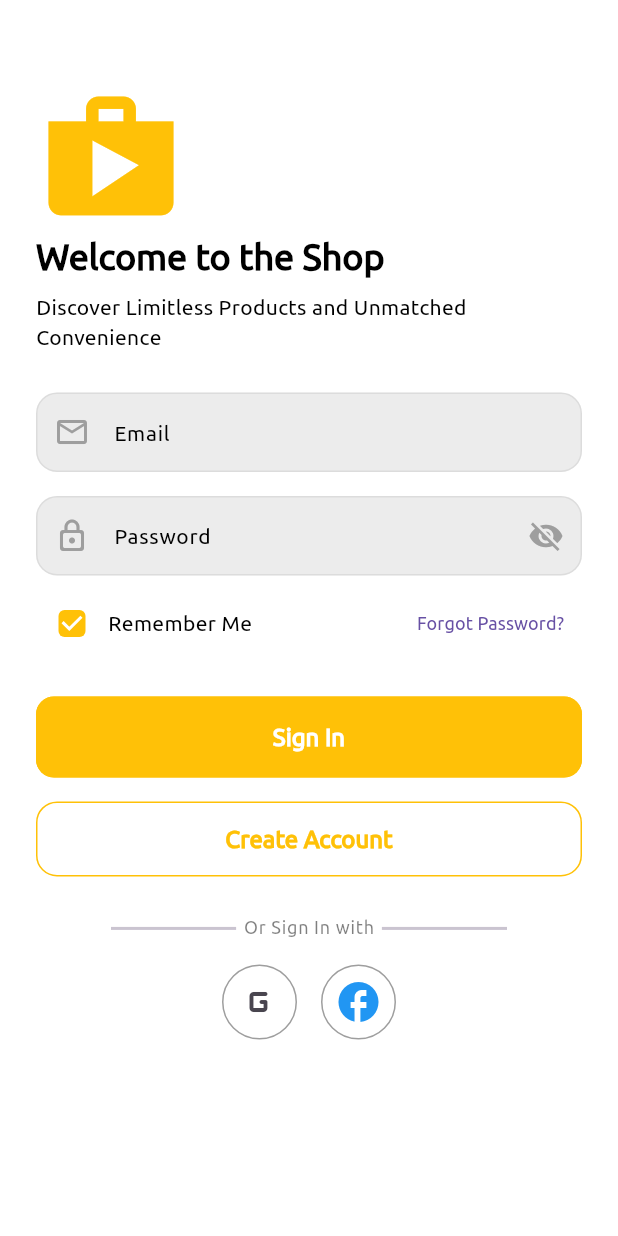
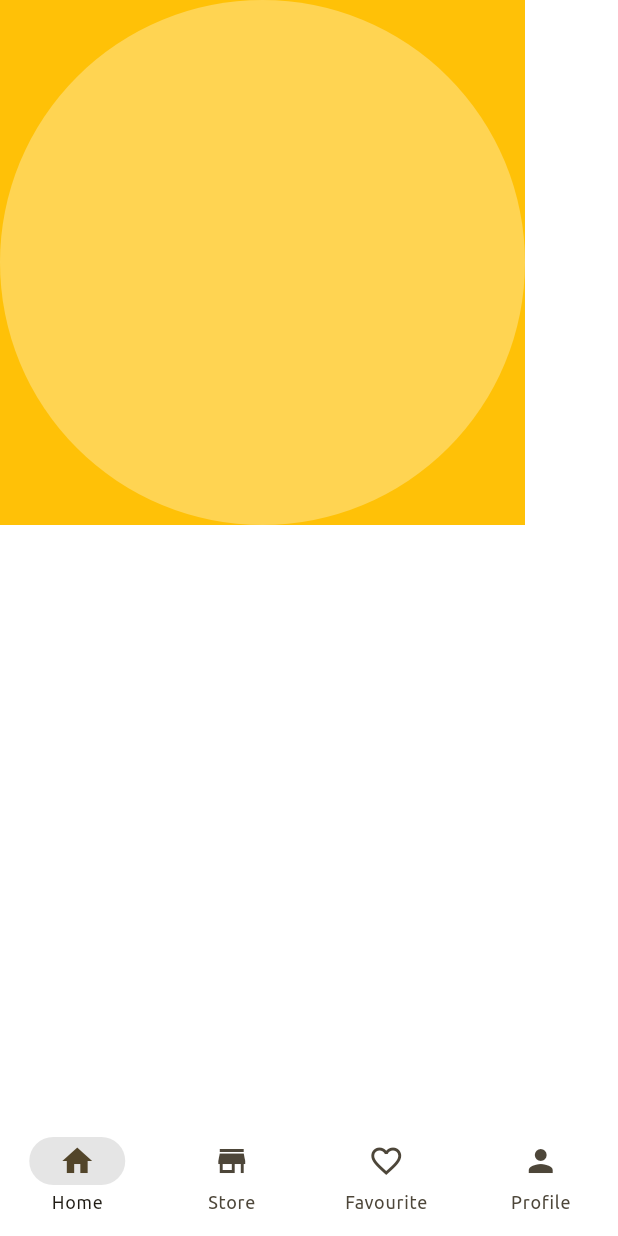
Before and after one commit to Gen-LJ/ecommerce_lj, a Flutter app: the screen it shows after launch, after a tap on "Sign In", on a phone screen of 412 x 824 dp. Run offline on Flutter 3.47's test engine with Material 3 defaults, Android fonts, the phone set to English and light mode, and no system bars; our stand-ins replace bloc, flutter_bloc.

Commit message:
Bottom Navigation with Bloc done

```diff
--- a/lib/Common/widgets.login_signup/social_icons.dart
+++ b/lib/Common/widgets/login_singnup/social_icons.dart
@@ -1,7 +1,7 @@
 
 import 'package:flutter/material.dart';
 
-import '../../utils/constants/sizes.dart';
+import '../../../utils/constants/sizes.dart';
 
 class SocialIcons extends StatelessWidget {
   const SocialIcons({
--- a/lib/ecommercelj.dart
+++ b/lib/ecommercelj.dart
@@ -1,18 +1,27 @@
 
+import 'package:ecommerce_lj/features/navigation/bloc/bot_nav_bloc.dart';
 import 'package:ecommerce_lj/features/splash/splash.dart';
 import 'package:ecommerce_lj/utils/theme/theme.dart';
 import 'package:flutter/material.dart';
+import 'package:flutter_bloc/flutter_bloc.dart';
 
 class EcommerceLJ extends StatelessWidget {
   const EcommerceLJ({super.key});
   @override
   Widget build(BuildContext context) {
-    return MaterialApp(
-      debugShowCheckedModeBanner: false,
-      themeMode: ThemeMode.system,
-      theme: LJAppTheme.lightTheme,
-      darkTheme: LJAppTheme.darkTheme,
-      home: const SplashScreen()
+    return MultiBlocProvider(
+      providers: [
+        BlocProvider<BotNavBloc>(
+          create: (context) => BotNavBloc(),
+        )
+      ],
+      child: MaterialApp(
+        debugShowCheckedModeBanner: false,
+        themeMode: ThemeMode.system,
+        theme: LJAppTheme.lightTheme,
+        darkTheme: LJAppTheme.darkTheme,
+        home: const SplashScreen()
+      ),
     );
   }
 }
--- a/lib/features/authentication/screens/login/login.dart
+++ b/lib/features/authentication/screens/login/login.dart
@@ -4,8 +4,10 @@ import 'package:ecommerce_lj/features/authentication/screens/login/widgets/login
 import 'package:ecommerce_lj/utils/constants/sizes.dart';
 import 'package:ecommerce_lj/utils/device/device_utility.dart';
 import 'package:flutter/material.dart';
-import '../../../../Common/widgets.login_signup/divider_with_text.dart';
-import '../../../../Common/widgets.login_signup/social_icons.dart';
+
+import '../../../../Common/widgets/login_singnup/divider_with_text.dart';
+import '../../../../Common/widgets/login_singnup/social_icons.dart';
+
 
 class LoginScreen extends StatelessWidget {
   const LoginScreen({super.key});
--- a/lib/features/authentication/screens/login/widgets/login_form_widget.dart
+++ b/lib/features/authentication/screens/login/widgets/login_form_widget.dart
@@ -1,5 +1,6 @@
 
 import 'package:ecommerce_lj/features/authentication/screens/sign_up/sign_up.dart';
+import 'package:ecommerce_lj/features/navigation/navigation.dart';
 import 'package:flutter/material.dart';
 
 import '../../../../../utils/constants/sizes.dart';
@@ -51,7 +52,7 @@ class LoginForm extends StatelessWidget {
             SizedBox(
               width: double.infinity,
               child: ElevatedButton(onPressed: (){
-
+                Navigator.pushReplacement(context, MaterialPageRoute(builder: (context)=>BotNavigationScreen()));
               }, child: const Text('Sign In')),
             ),
             const SizedBox(height: LJSizes.spaceBtwItems,),
--- a/lib/features/authentication/screens/sign_up/sign_up.dart
+++ b/lib/features/authentication/screens/sign_up/sign_up.dart
@@ -1,9 +1,12 @@
-import 'package:ecommerce_lj/Common/widgets.login_signup/divider_with_text.dart';
-import 'package:ecommerce_lj/Common/widgets.login_signup/social_icons.dart';
+
+import 'package:ecommerce_lj/features/authentication/screens/login/login.dart';
 import 'package:ecommerce_lj/features/authentication/screens/sign_up/widgets/sign_up_form_widget.dart';
 import 'package:ecommerce_lj/features/authentication/screens/sign_up/widgets/terms_condition_widget.dart';
 import 'package:ecommerce_lj/utils/constants/sizes.dart';
 import 'package:flutter/material.dart';
+
+import '../../../../Common/widgets/login_singnup/divider_with_text.dart';
+import '../../../../Common/widgets/login_singnup/social_icons.dart';
 
 class SignupScreen extends StatelessWidget {
   const SignupScreen({super.key});
@@ -28,7 +31,7 @@ class SignupScreen extends StatelessWidget {
               SizedBox(
                 width: double.infinity,
                 child: ElevatedButton(onPressed:(){
-
+                  Navigator.pushReplacement(context, MaterialPageRoute(builder: (context)=>const LoginScreen()));
                 }, child: const Text('Create Account')),
               ),
               const SizedBox(height: LJSizes.spaceBtwSections/1.2,),
--- /dev/null
+++ b/lib/features/navigation/bloc/bot_nav_bloc.dart
@@ -0,0 +1,17 @@
+import 'dart:async';
+
+import 'package:bloc/bloc.dart';
+import 'package:meta/meta.dart';
+
+part 'bot_nav_event.dart';
+part 'bot_nav_state.dart';
+
+class BotNavBloc extends Bloc<BotNavEvent, BotNavState> {
+  BotNavBloc() : super(BotNavInitial(currentIndex: 0)) {
+    on<BotNavEvent>((event, emit) {
+if(event is BotNavigate){
+  emit(BotNavInitial(currentIndex: event.currentIndex));
+}
+    });
+  }
+}
--- /dev/null
+++ b/lib/features/navigation/bloc/bot_nav_event.dart
@@ -0,0 +1,11 @@
+part of 'bot_nav_bloc.dart';
+
+@immutable
+abstract class BotNavEvent {
+}
+
+class BotNavigate extends BotNavEvent{
+  final int currentIndex;
+
+  BotNavigate(this.currentIndex);
+}
--- /dev/null
+++ b/lib/features/navigation/bloc/bot_nav_state.dart
@@ -0,0 +1,13 @@
+part of 'bot_nav_bloc.dart';
+
+@immutable
+abstract class BotNavState {
+  final int currentIndex;
+
+   BotNavState({required this.currentIndex});
+}
+
+class BotNavInitial extends BotNavState {
+  BotNavInitial({required super.currentIndex});
+
+}
--- /dev/null
+++ b/lib/features/navigation/navigation.dart
@@ -0,0 +1,58 @@
+import 'package:ecommerce_lj/features/navigation/bloc/bot_nav_bloc.dart';
+import 'package:ecommerce_lj/features/shop/screens/favourite.dart';
+import 'package:ecommerce_lj/features/shop/screens/home.dart';
+import 'package:ecommerce_lj/features/shop/screens/profile.dart';
+import 'package:ecommerce_lj/features/shop/screens/store.dart';
+import 'package:ecommerce_lj/utils/device/device_utility.dart';
+import 'package:flutter/material.dart';
+import 'package:flutter_bloc/flutter_bloc.dart';
+
+class BotNavigationScreen extends StatefulWidget {
+  const BotNavigationScreen({super.key});
+
+
+  @override
+  State<BotNavigationScreen> createState() => _BotNavigationScreenState();
+}
+
+class _BotNavigationScreenState extends State<BotNavigationScreen> {
+  @override
+  Widget build(BuildContext context) {
+
+    final dark = LJDeviceUtils.isDarkMode(context);
+
+    final List<Widget> _bodyList = [
+      HomeScreen(),
+      const StoreScreen(),
+      const FavouriteScreen(),
+      const ProfileScreen(),
+    ];
+
+    return BlocConsumer<BotNavBloc, BotNavState>(
+      listener: (context, state) {
+      },
+      builder: (context, state) {
+        return Scaffold(
+          body: _bodyList[state.currentIndex],
+          bottomNavigationBar: NavigationBar(
+            elevation: 0,
+            backgroundColor: dark? Colors.black : Colors.white,
+            indicatorColor: dark? Colors.white.withOpacity(0.1) : Colors.black.withOpacity(0.1),
+            destinations: const [
+              NavigationDestination(icon: Icon(Icons.home), label: 'Home'),
+              NavigationDestination(
+                  icon: Icon(Icons.store), label: 'Store'),
+              NavigationDestination(icon: Icon(Icons.favorite_border), label: 'Favourite'),
+              NavigationDestination(
+                  icon: Icon(Icons.person), label: 'Profile'),
+            ],
+            selectedIndex: state.currentIndex,
+            onDestinationSelected: (index){
+              BlocProvider.of<BotNavBloc>(context).add(BotNavigate(index));
+            },
+          ),
+        );
+      },
+    );
+  }
+}
--- /dev/null
+++ b/lib/features/shop/screens/favourite.dart
@@ -0,0 +1,12 @@
+import 'package:flutter/material.dart';
+
+class FavouriteScreen extends StatelessWidget {
+  const FavouriteScreen({super.key});
+
+  @override
+  Widget build(BuildContext context) {
+    return Scaffold(
+      appBar: AppBar(title: Text('Favourite'),),
+    );
+  }
+}
--- /dev/null
+++ b/lib/features/shop/screens/home.dart
@@ -0,0 +1,32 @@
+import 'package:flutter/material.dart';
+
+class HomeScreen extends StatelessWidget {
+  const HomeScreen({super.key});
+
+  @override
+  Widget build(BuildContext context) {
+    return Scaffold(
+      body: SingleChildScrollView(
+        child: Column(
+          children: [
+            Container(
+              color: Colors.amber,
+              child: Stack(
+                children: [
+                  Container(
+                    width: 350,
+                    height: 350,
+                    decoration: BoxDecoration(
+                      borderRadius: BorderRadius.circular(350),
+                      color: Colors.white.withOpacity(0.3)
+                    ),
+                  )
+                ],
+              ),
+            )
+          ],
+        ),
+      ),
+    );
+  }
+}
--- /dev/null
+++ b/lib/features/shop/screens/profile.dart
@@ -0,0 +1,12 @@
+import 'package:flutter/material.dart';
+
+class ProfileScreen extends StatelessWidget {
+  const ProfileScreen({super.key});
+
+  @override
+  Widget build(BuildContext context) {
+    return Scaffold(
+      appBar: AppBar(title: Text('Profile'),),
+    );
+  }
+}
--- /dev/null
+++ b/lib/features/shop/screens/store.dart
@@ -0,0 +1,12 @@
+import 'package:flutter/material.dart';
+
+class StoreScreen extends StatelessWidget {
+  const StoreScreen({super.key});
+
+  @override
+  Widget build(BuildContext context) {
+    return Scaffold(
+      appBar: AppBar(title: Text('Store'),),
+    );
+  }
+}
--- a/lib/utils/theme/theme.dart
+++ b/lib/utils/theme/theme.dart
@@ -8,10 +8,12 @@ import 'package:ecommerce_lj/utils/theme/custom_theme/text_form_field_theme.dart
 import 'package:ecommerce_lj/utils/theme/custom_theme/text_theme.dart';
 import 'package:flutter/material.dart';
 
-class LJAppTheme{
+class LJAppTheme {
   static ThemeData lightTheme = ThemeData(
       fontFamily: 'Ubuntu',
-    brightness: Brightness.light,
+      colorScheme: ColorScheme.fromSeed(
+        seedColor: Colors.amber,
+        brightness: Brightness.light,),
       primaryColor: Colors.amber,
       scaffoldBackgroundColor: Colors.white,
       textTheme: LJTextTheme.lightTextTheme,
@@ -21,12 +23,14 @@ class LJAppTheme{
       chipTheme: LJChipTheme.lightChipTheme,
       elevatedButtonTheme: LJElevatedButtomTheme.lightElevatedButtonTheme,
       outlinedButtonTheme: LJOutlinedButtomTheme.lightOutlinedButtomTheme,
-    inputDecorationTheme: LJTextFormFieldTheme.lightInputDecorationTheme
-  );
+      inputDecorationTheme: LJTextFormFieldTheme.lightInputDecorationTheme);
   static ThemeData darkTheme = ThemeData(
       fontFamily: 'Ubuntu',
-    brightness: Brightness.dark,
+
       primaryColor: Colors.amber,
+      colorScheme: ColorScheme.fromSeed(
+        seedColor: Colors.amber,
+        brightness: Brightness.dark,),
       scaffoldBackgroundColor: Colors.black12,
       textTheme: LJTextTheme.darkTextTheme,
       appBarTheme: LJAppbarTheme.darkAppbarTheme,
@@ -35,6 +39,5 @@ class LJAppTheme{
       chipTheme: LJChipTheme.darkChipTheme,
       elevatedButtonTheme: LJElevatedButtomTheme.darkElevatedButtonTheme,
       outlinedButtonTheme: LJOutlinedButtomTheme.darkOutlinedButtomTheme,
-    inputDecorationTheme: LJTextFormFieldTheme.darkInputDecorationTheme
-  );
+      inputDecorationTheme: LJTextFormFieldTheme.darkInputDecorationTheme);
 }
--- a/pubspec.yaml
+++ b/pubspec.yaml
@@ -35,6 +35,7 @@ dependencies:
   # The following adds the Cupertino Icons font to your application.
   # Use with the CupertinoIcons class for iOS style icons.
   cupertino_icons: ^1.0.2
+  flutter_bloc: ^8.1.3
 
 dev_dependencies:
   flutter_test:
```
Also changed, not shown: lib/Common/widgets/login_singnup/divider_with_text.dart (renamed from lib/Common/widgets.login_signup/divider_with_text.dart), pubspec.lock. Lines whose indentation alone changed are shown as unchanged.
